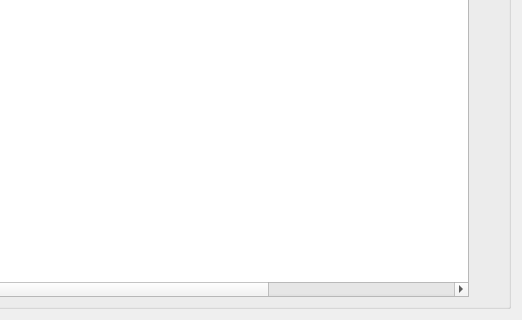
Demonist/TCS, file Admin/MainManager/actionsWidget/cactionswidget.ui: the form before one commit; both pictures show x 173 to 695 and y 154 to 474 of the 695 by 474 pixel window.
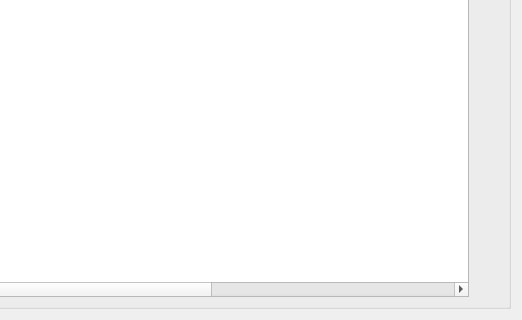
The form after the commit. Icons and pictures are not drawn.

The edit to the form file:
```diff
--- a/Admin/MainManager/actionsWidget/cactionswidget.ui
+++ b/Admin/MainManager/actionsWidget/cactionswidget.ui
@@ -52,6 +52,11 @@
           <string>Категоря</string>
          </property>
         </column>
+        <column>
+         <property name="text">
+          <string>Исполнитель</string>
+         </property>
+        </column>
        </widget>
       </item>
       <item row="0" column="1">
```
